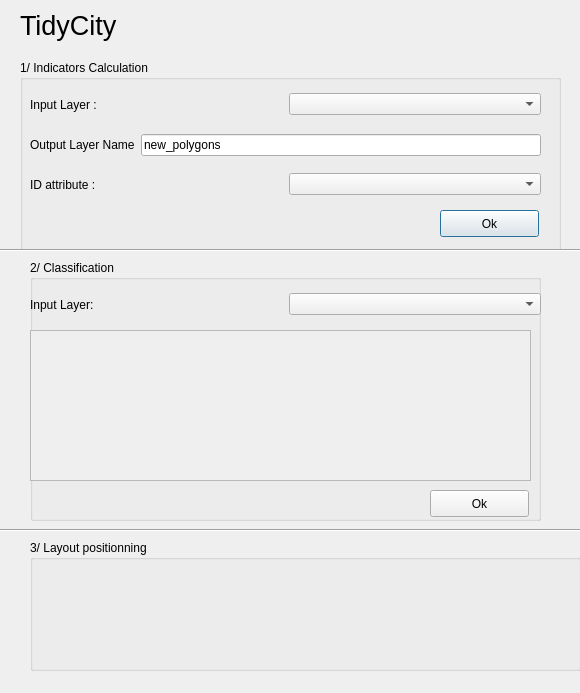
Qt form tidy_city_dialog_base.ui (IGNF/NeatMap) before a commit.
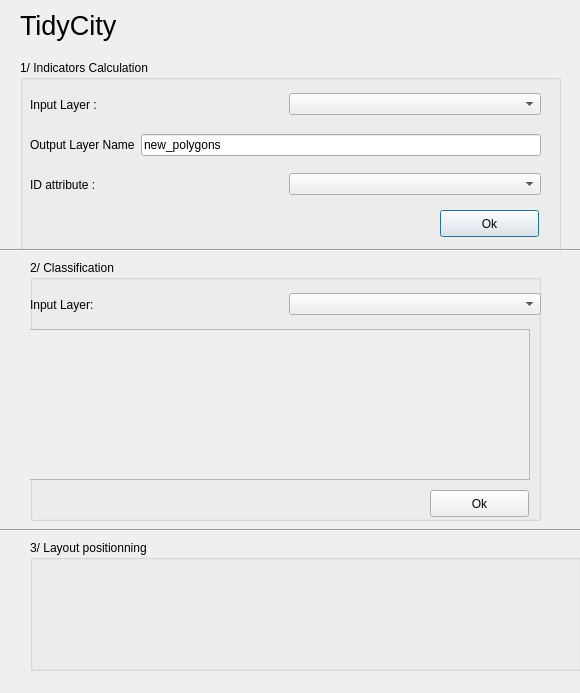
The same form after that commit.

Commit message: In classification menu, attributes can be selected

```diff
--- a/tidy_city_dialog_base.ui
+++ b/tidy_city_dialog_base.ui
@@ -241,8 +241,8 @@
    <widget class="QScrollArea" name="scrollArea">
     <property name="geometry">
      <rect>
-      <x>0</x>
-      <y>70</y>
+      <x>-1</x>
+      <y>69</y>
       <width>501</width>
       <height>151</height>
      </rect>
```
Left out of the diff: 6 changed lines with no effect on the pictures. The commit also changes 2 other files.
